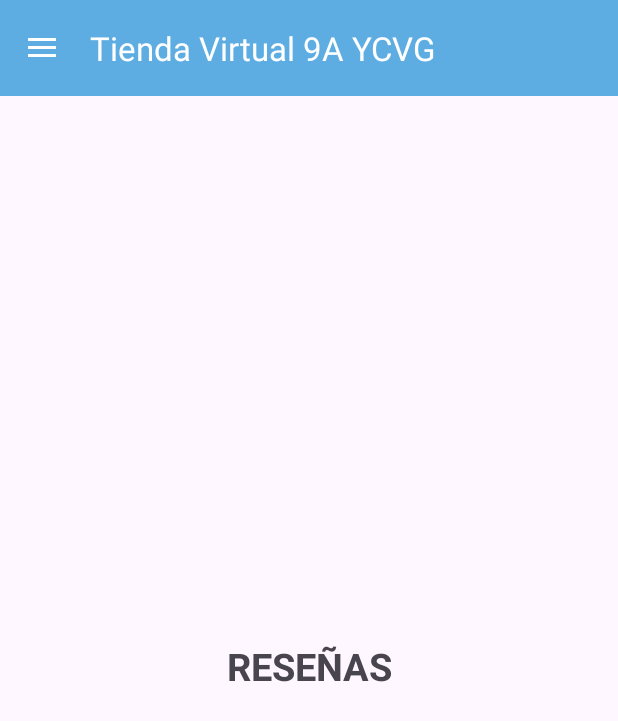
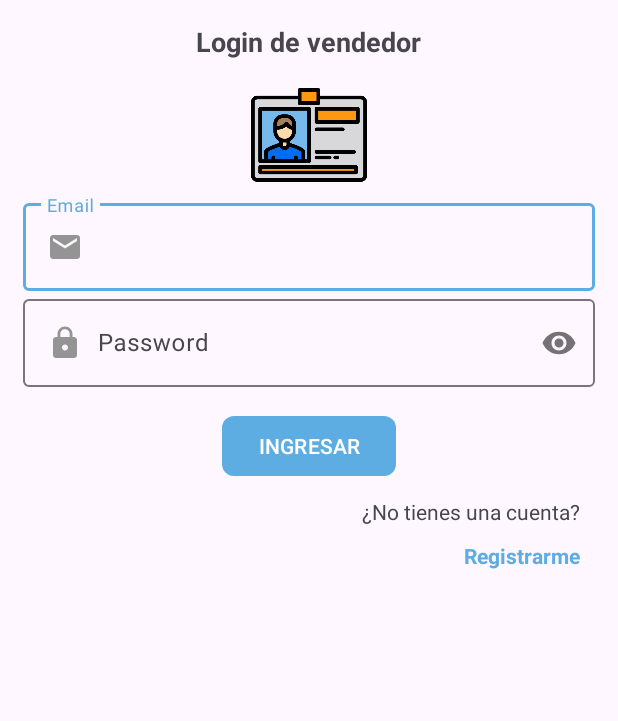
Before and after one commit to Yessenia1208/tienda-virtual-ycvg, an Android app: the screen it shows after launch once a user with an empty profile is signed in (MainActivityVendedor before the commit, LoginVendedorActivity after it), in the side drawer, after a tap on "Cerrar sesión", on a phone screen of 412 x 824 dp. Shown: the top 721 px of the screen. Run offline under Robolectric (Android 15) with nearby library versions, the phone set to English and light mode, and no system bars; our stand-ins replace Firebase (no records; nobody signed in at launch, a user with empty details on screens opened directly).

Commit message:
Commit-registro de vendedor

```diff
--- a/app/build.gradle.kts
+++ b/app/build.gradle.kts
@@ -48,6 +48,7 @@ dependencies {
     implementation(libs.androidx.constraintlayout)
     implementation(libs.lottie) /*Animaciones de Lottie*/
     implementation(libs.firebaseAuth) /*Autenticación de firebase*/
+    implementation(libs.firebaseDatabase) /*Base de datos con firebase*/
     testImplementation(libs.junit)
     androidTestImplementation(libs.androidx.junit)
     androidTestImplementation(libs.androidx.espresso.core)
--- a/app/src/main/AndroidManifest.xml
+++ b/app/src/main/AndroidManifest.xml
@@ -1,6 +1,8 @@
 <?xml version="1.0" encoding="utf-8"?>
 <manifest xmlns:android="http://schemas.android.com/apk/res/android"
     xmlns:tools="http://schemas.android.com/tools">
+
+    <uses-permission android:name="android.permission.INTERNET" />
 
     <application
         android:allowBackup="true"
@@ -12,6 +14,9 @@
         android:supportsRtl="true"
         android:theme="@style/Theme.Prueba019AYcvg"
         tools:targetApi="31">
+        <activity
+            android:name=".Vendedor.LoginVendedorActivity"
+            android:exported="false" />
         <activity
             android:name=".Vendedor.RegistroVendedorActivity"
             android:exported="false" />
--- /dev/null
+++ b/app/src/main/java/com/example/prueba019a_ycvg/Vendedor/LoginVendedorActivity.kt
@@ -0,0 +1,82 @@
+package com.example.prueba019a_ycvg.Vendedor
+
+import android.app.ProgressDialog
+import android.content.Intent
+import android.os.Bundle
+import android.util.Patterns
+import android.widget.Toast
+import androidx.appcompat.app.AppCompatActivity
+import com.example.prueba019a_ycvg.databinding.ActivityLoginVendedorBinding
+import com.google.firebase.auth.FirebaseAuth
+
+class LoginVendedorActivity : AppCompatActivity() {
+
+    private lateinit var biding: ActivityLoginVendedorBinding
+    private lateinit var firebaseAuth: FirebaseAuth
+    private lateinit var progressDialog: ProgressDialog
+    override fun onCreate(savedInstanceState: Bundle?) {
+        super.onCreate(savedInstanceState)
+
+        biding = ActivityLoginVendedorBinding.inflate(layoutInflater)
+        setContentView(biding.root)
+
+        firebaseAuth = FirebaseAuth.getInstance()
+
+        progressDialog = ProgressDialog(this)
+        progressDialog.setTitle("Espere por favor, verificando cuenta")
+        progressDialog.setCanceledOnTouchOutside(false)
+
+        biding.btnLoginV.setOnClickListener {
+            validarInfor()
+        }
+        biding.tvRegistrarV.setOnClickListener{
+            startActivity(Intent(applicationContext, RegistroVendedorActivity::class.java))
+        }
+    }
+
+    private var email = ""
+    private var password = ""
+    private fun validarInfor() {
+        email = biding.etEmailV.text.toString().trim()
+        password = biding.etPasswordV.text.toString().trim()
+
+        if(email.isEmpty()){
+            biding.etEmailV.error = "Ingrese email"
+            biding.etEmailV.requestFocus()
+        } else if (!Patterns.EMAIL_ADDRESS.matcher(email).matches()){
+            biding.etEmailV.error = "Email no válido"
+            biding.etEmailV.requestFocus()
+        } else if (password.isEmpty()){
+            biding.etPasswordV.error = "Ingrese passwrod"
+            biding.etPasswordV.requestFocus()
+        } else {
+            loginVendedor()
+        }
+    }
+
+    private fun loginVendedor() {
+        progressDialog.setMessage("Ingresando a su cuenta")
+        progressDialog.show()
+
+        firebaseAuth.signInWithEmailAndPassword(email, password)
+            .addOnSuccessListener {
+                progressDialog.dismiss()
+                startActivity(Intent(this, MainActivityVendedor::class.java))
+                finishAffinity()
+                Toast.makeText(
+                    this,
+                    "Bienvenido(a)",
+                    Toast.LENGTH_SHORT
+                ).show()
+            }
+
+            .addOnFailureListener{e->
+                progressDialog.dismiss()
+                Toast.makeText(
+                    this,
+                    "No se pudo iniciar sesión debido a ${e.message}",
+                    Toast.LENGTH_SHORT
+                ).show()
+            }
+    }
+}
--- a/app/src/main/java/com/example/prueba019a_ycvg/Vendedor/MainActivityVendedor.kt
+++ b/app/src/main/java/com/example/prueba019a_ycvg/Vendedor/MainActivityVendedor.kt
@@ -4,13 +4,9 @@ import android.content.Intent
 import android.os.Bundle
 import android.view.MenuItem
 import android.widget.Toast
-import android.widget.Toolbar
-import androidx.activity.enableEdgeToEdge
 import androidx.appcompat.app.ActionBarDrawerToggle
 import androidx.appcompat.app.AppCompatActivity
 import androidx.core.view.GravityCompat
-import androidx.core.view.ViewCompat
-import androidx.core.view.WindowInsetsCompat
 import androidx.fragment.app.Fragment
 import com.example.prueba019a_ycvg.R
 import com.example.prueba019a_ycvg.Vendedor.Bottom_Nav_Fragments_Vendedor.FragmentMisProductosV
@@ -58,10 +54,18 @@ class MainActivityVendedor : AppCompatActivity() , NavigationView.OnNavigationIt
 
     }
 
+    private fun cerrarSession(){
+        firebaseAuth!!.signOut()
+        startActivity(Intent(applicationContext, LoginVendedorActivity::class.java))
+        finish()
+        Toast.makeText(applicationContext, "Has cerrado sesión de vendedor", Toast.LENGTH_SHORT).show()
+    }
+
+
     private fun comprobarSesion() {
         if(firebaseAuth!!.currentUser == null){
             /** Si el usuario no ha iniciado sesión lo dirija al login **/
-            startActivity(Intent(applicationContext, RegistroVendedorActivity::class.java))
+            startActivity(Intent(applicationContext, LoginVendedorActivity::class.java))
             Toast.makeText(applicationContext, "Vendedor no registrado o no logueado", Toast.LENGTH_SHORT).show()
         } else {
             Toast.makeText(applicationContext, "Vendedor en línea", Toast.LENGTH_SHORT).show()
@@ -87,7 +91,8 @@ class MainActivityVendedor : AppCompatActivity() , NavigationView.OnNavigationIt
                 replaceFragment(FragmentReseniasV())
             }
             R.id.op_cerrar_sesion_v->{
-                Toast.makeText(applicationContext, "Saliste de la aplicación", Toast.LENGTH_SHORT).show()
+                //Toast.makeText(applicationContext, "Saliste de la aplicación", Toast.LENGTH_SHORT).show()
+                cerrarSession()
             }
             R.id.op_mis_productos_v->{
                 replaceFragment(FragmentMisProductosV())
--- /dev/null
+++ b/app/src/main/res/layout/activity_login_vendedor.xml
@@ -0,0 +1,105 @@
+<?xml version="1.0" encoding="utf-8"?>
+<RelativeLayout
+    xmlns:android="http://schemas.android.com/apk/res/android"
+    xmlns:app="http://schemas.android.com/apk/res-auto"
+    xmlns:tools="http://schemas.android.com/tools"
+    android:id="@+id/main"
+    android:layout_width="match_parent"
+    android:layout_height="match_parent"
+    tools:context=".Vendedor.LoginVendedorActivity">
+
+    <androidx.appcompat.widget.LinearLayoutCompat
+        android:layout_width="match_parent"
+        android:layout_height="wrap_content"
+        android:orientation="vertical"
+        android:padding="15dp"
+        >
+        <TextView
+            android:text="@string/txtLoginV"
+            android:layout_width="wrap_content"
+            android:layout_height="wrap_content"
+            android:textSize="18sp"
+            android:textStyle="bold"
+            android:layout_gravity="center"
+        />
+        <androidx.appcompat.widget.AppCompatImageView
+            android:layout_gravity="center"
+            android:layout_marginTop="10dp"
+            android:src="@drawable/login_vendedor"
+            android:layout_width="80dp"
+            android:layout_height="80dp"
+        />
+
+        <!-- Email -->
+        <com.google.android.material.textfield.TextInputLayout
+            android:layout_width="match_parent"
+            android:layout_height="wrap_content"
+            >
+
+            <EditText
+                android:id="@+id/etEmailV"
+                android:hint="@string/etEmailV"
+                android:drawableStart="@drawable/ico_email"
+                android:drawablePadding="10dp"
+                android:inputType="textEmailAddress"
+                android:layout_width="match_parent"
+                android:layout_height="wrap_content"
+                />
+        </com.google.android.material.textfield.TextInputLayout>
+
+
+            <!-- Password -->
+        <com.google.android.material.textfield.TextInputLayout
+            android:layout_width="match_parent"
+            android:layout_height="wrap_content"
+            app:passwordToggleEnabled="true">
+
+            <EditText
+                android:id="@+id/etPasswordV"
+                android:hint="@string/etPasswordV"
+                android:inputType="textPassword"
+                android:drawableStart="@drawable/ico_password"
+                android:drawablePadding="10dp"
+                android:layout_width="match_parent"
+                android:layout_height="wrap_content"
+                />
+        </com.google.android.material.textfield.TextInputLayout>
+
+
+        <!-- Boton login-->
+        <com.google.android.material.button.MaterialButton
+            android:id="@+id/btnLoginV"
+            android:text="@string/btnLoginV"
+            android:textAllCaps="true"
+            app:cornerRadius="8dp"
+            android:layout_marginTop="15dp"
+            android:layout_gravity="center"
+            android:layout_width="wrap_content"
+            android:layout_height="match_parent"
+        >
+        </com.google.android.material.button.MaterialButton>
+
+        <TextView
+            android:text="@string/txtNoCuenta"
+            android:layout_gravity="end"
+            android:layout_marginTop="10dp"
+            android:layout_marginEnd="10dp"
+            android:layout_width="wrap_content"
+            android:layout_height="wrap_content"
+        />
+
+        <TextView
+            android:id="@+id/tvRegistrarV"
+            android:text="@string/tvRegistrarV"
+            android:textStyle="bold"
+            android:textColor="@color/celeste_oscuro"
+            android:layout_gravity="end"
+            android:layout_marginTop="10dp"
+            android:layout_marginEnd="10dp"
+            android:layout_width="wrap_content"
+            android:layout_height="wrap_content"
+        />
+    </androidx.appcompat.widget.LinearLayoutCompat>
+
+
+</RelativeLayout>
--- a/app/src/main/res/values/strings.xml
+++ b/app/src/main/res/values/strings.xml
@@ -26,6 +26,11 @@
     <string name="etCPasswordV"> Confirmar password </string>
     <string name="btnRegistrarV"> Registrarme </string>
 
+    <!-- Login de vendedor -->
+    <string name="txtLoginV"> Login de vendedor </string>
+    <string name="btnLoginV"> Ingresar </string>
+    <string name="txtNoCuenta"> ¿No tienes una cuenta? </string>
+    <string name="tvRegistrarV"> Registrarme </string>
 
     <!-- TODO: Remove or change this placeholder text -->
     <string name="hello_blank_fragment">Hello blank fragment</string>
--- a/gradle/libs.versions.toml
+++ b/gradle/libs.versions.toml
@@ -12,6 +12,7 @@ constraintlayout = "2.1.4"
 lottieV = "4.2.1"
 googleServiceV = "4.4.2"
 firebaseAuthV = "22.3.1"
+firebaseDataBaseV = "20.3.1"
 
 [libraries]
 androidx-core-ktx = { group = "androidx.core", name = "core-ktx", version.ref = "coreKtx" }
@@ -24,6 +25,7 @@ androidx-activity = { group = "androidx.activity", name = "activity", version.re
 androidx-constraintlayout = { group = "androidx.constraintlayout", name = "constraintlayout", version.ref = "constraintlayout" }
 lottie = { group = "com.airbnb.android", name= "lottie", version.ref= "lottieV" }
 firebaseAuth = { group = "com.google.firebase", name = "firebase-auth", version.ref = "firebaseAuthV" }
+firebaseDatabase = { group = "com.google.firebase", name = "firebase-database", version.ref = "firebaseDataBaseV" }
 
 
 
```
Also changed, not shown: app/src/main/java/com/example/prueba019a_ycvg/Constantes.kt (added, +8 -0 lines), app/src/main/java/com/example/prueba019a_ycvg/Vendedor/RegistroVendedorActivity.kt (+46 -1 lines), app/src/main/res/drawable/login_vendedor.png (added).
